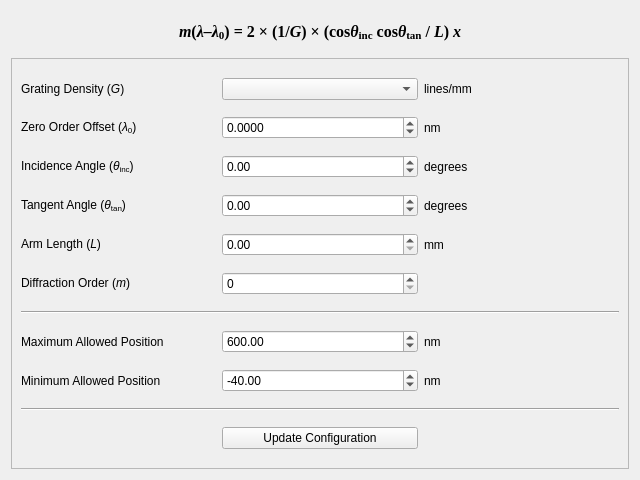
Above: ui/grating_input.ui from mitbailey/MMC before the change. Below: the same form after it.
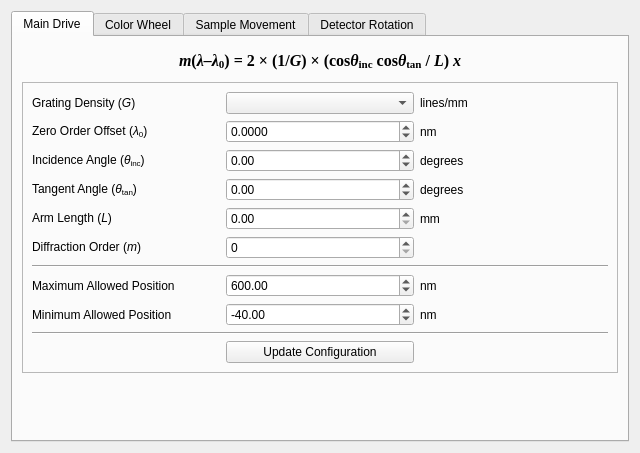
That is the form after the change.

Diff of the .ui file:
```diff
--- a/ui/grating_input.ui
+++ b/ui/grating_input.ui
@@ -7,14 +7,27 @@
     <x>0</x>
     <y>0</y>
     <width>640</width>
-    <height>480</height>
+    <height>453</height>
    </rect>
   </property>
   <property name="windowTitle">
    <string>Form</string>
   </property>
-  <layout class="QGridLayout" name="gridLayout" rowstretch="1,10">
-   <item row="0" column="1">
+  <layout class="QVBoxLayout" name="verticalLayout_2">
+   <item>
+    <widget class="QTabWidget" name="tabWidget">
+     <property name="tabShape">
+      <enum>QTabWidget::Rounded</enum>
+     </property>
+     <property name="currentIndex">
+      <number>0</number>
+     </property>
+     <widget class="QWidget" name="main_drive_tab">
+      <attribute name="title">
+       <string>Main Drive</string>
+      </attribute>
+      <layout class="QVBoxLayout" name="verticalLayout_4">
+       <item>
     <layout class="QVBoxLayout" name="verticalLayout">
      <property name="leftMargin">
       <number>5</number>
@@ -75,7 +88,7 @@
      </item>
     </layout>
    </item>
-   <item row="1" column="1">
+       <item>
     <layout class="QVBoxLayout" name="verticalLayout_3">
      <item>
       <widget class="QFrame" name="frame">
@@ -292,6 +305,38 @@
       </widget>
      </item>
     </layout>
+       </item>
+       <item>
+        <spacer name="verticalSpacer">
+         <property name="orientation">
+          <enum>Qt::Vertical</enum>
+         </property>
+         <property name="sizeHint" stdset="0">
+          <size>
+           <width>20</width>
+           <height>40</height>
+          </size>
+         </property>
+        </spacer>
+       </item>
+      </layout>
+     </widget>
+     <widget class="QWidget" name="color_wheel_tab">
+      <attribute name="title">
+       <string>Color Wheel</string>
+      </attribute>
+     </widget>
+     <widget class="QWidget" name="sample_tab">
+      <attribute name="title">
+       <string>Sample Movement</string>
+      </attribute>
+     </widget>
+     <widget class="QWidget" name="detector_tab">
+      <attribute name="title">
+       <string>Detector Rotation</string>
+      </attribute>
+     </widget>
+    </widget>
    </item>
   </layout>
  </widget>
```
Lines whose indentation alone changed are shown as unchanged.
